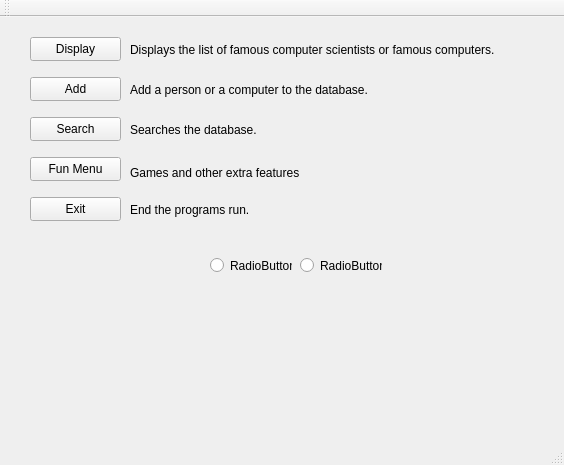
Above: Widget/mainwindow.ui from Ladanvini/VLN1-Hopur-5 before the change. Below: the same form after it.
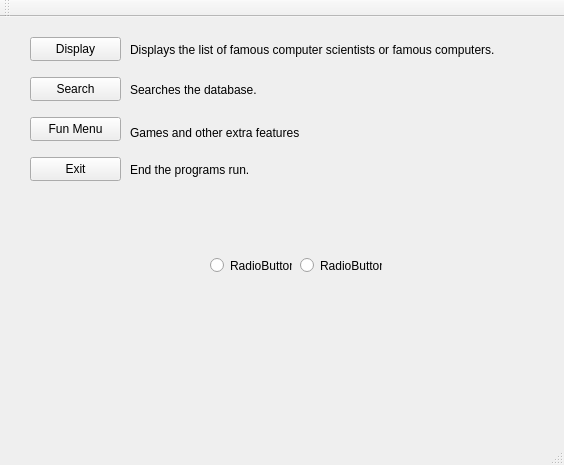
That is the form after the change.

Commit message: deleted add button from mainwindow

```diff
--- a/Widget/mainwindow.ui
+++ b/Widget/mainwindow.ui
@@ -27,24 +27,11 @@
      <string>Display</string>
     </property>
    </widget>
-   <widget class="QPushButton" name="pBAdd">
-    <property name="geometry">
-     <rect>
-      <x>30</x>
-      <y>60</y>
-      <width>91</width>
-      <height>24</height>
-     </rect>
-    </property>
-    <property name="text">
-     <string>Add</string>
-    </property>
-   </widget>
    <widget class="QPushButton" name="pBSearch">
     <property name="geometry">
      <rect>
       <x>30</x>
-      <y>100</y>
+      <y>60</y>
       <width>91</width>
       <height>24</height>
      </rect>
@@ -57,7 +44,7 @@
     <property name="geometry">
      <rect>
       <x>30</x>
-      <y>140</y>
+      <y>100</y>
       <width>91</width>
       <height>24</height>
      </rect>
@@ -70,7 +57,7 @@
     <property name="geometry">
      <rect>
       <x>30</x>
-      <y>180</y>
+      <y>140</y>
       <width>91</width>
       <height>24</height>
      </rect>
@@ -92,24 +79,11 @@
      <string>Displays the list of famous computer scientists or famous computers.</string>
     </property>
    </widget>
-   <widget class="QLabel" name="l_Add">
-    <property name="geometry">
-     <rect>
-      <x>130</x>
-      <y>65</y>
-      <width>281</width>
-      <height>16</height>
-     </rect>
-    </property>
-    <property name="text">
-     <string>Add a person or a computer to the database.</string>
-    </property>
-   </widget>
    <widget class="QLabel" name="l_search">
     <property name="geometry">
      <rect>
       <x>130</x>
-      <y>105</y>
+      <y>65</y>
       <width>151</width>
       <height>16</height>
      </rect>
@@ -122,7 +96,7 @@
     <property name="geometry">
      <rect>
       <x>130</x>
-      <y>145</y>
+      <y>105</y>
       <width>191</width>
       <height>21</height>
      </rect>
@@ -135,7 +109,7 @@
     <property name="geometry">
      <rect>
       <x>130</x>
-      <y>185</y>
+      <y>145</y>
       <width>141</width>
       <height>16</height>
      </rect>
```
Left out of the diff: 2 changed lines with no effect on the pictures. The commit also changes 3 other files.
